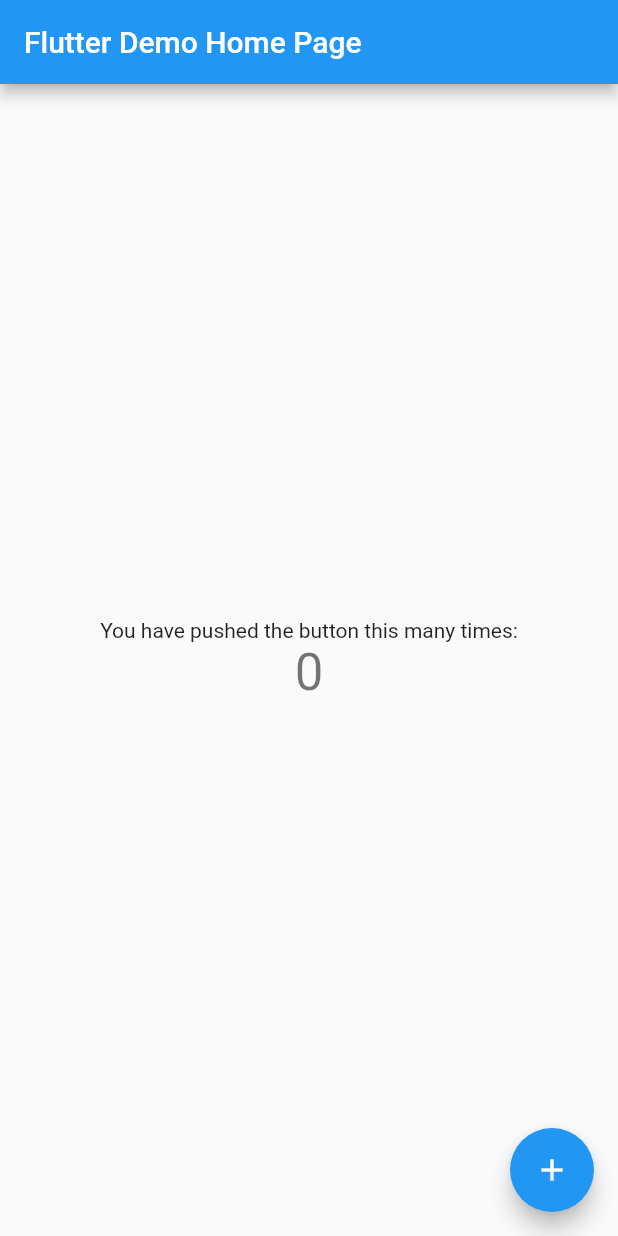
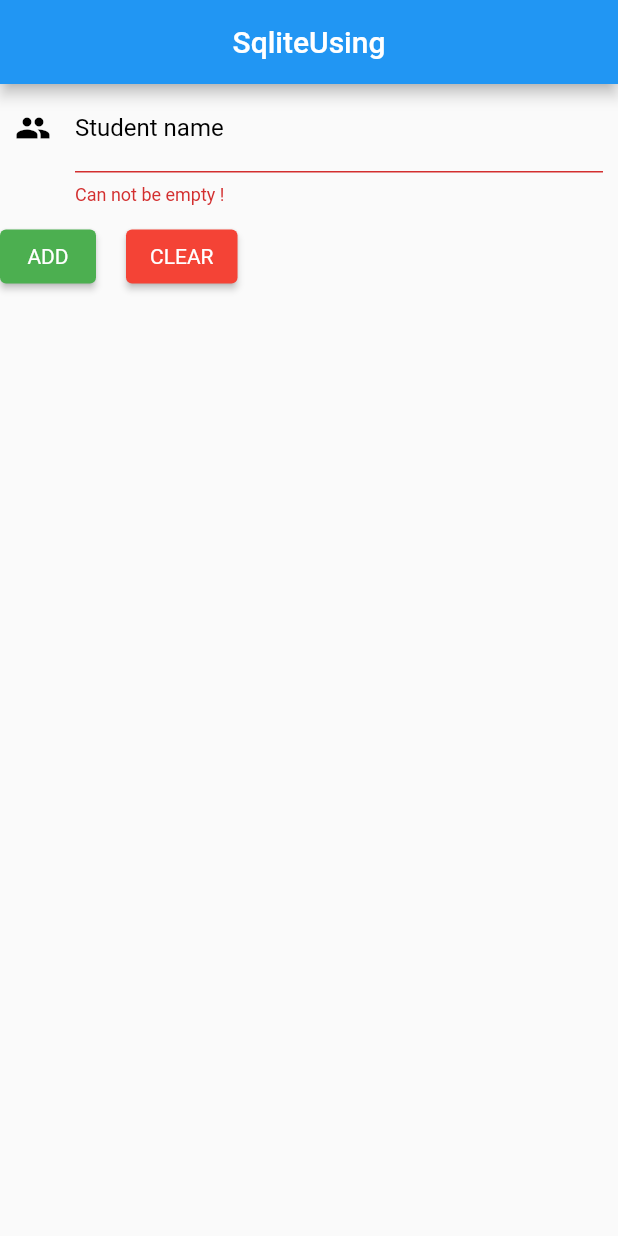
Before and after one commit to codecikoi/sqlite_using_demo, a Flutter app: the screen it shows after launch, on a phone screen of 412 x 824 dp. Run offline on Flutter 3.47's test engine with Material 2 defaults, Android fonts, the phone set to English and light mode, and no system bars.

Commit message:
prepared for using SQLITE

```diff
--- a/analysis_options.yaml
+++ b/analysis_options.yaml
@@ -7,7 +7,6 @@
 
 # The following line activates a set of recommended lints for Flutter apps,
 # packages, and plugins designed to encourage good coding practices.
-include: package:flutter_lints/flutter.yaml
 
 linter:
   # The lint rules applied to this project can be customized in the
--- a/lib/main.dart
+++ b/lib/main.dart
@@ -7,109 +7,116 @@ void main() {
 class MyApp extends StatelessWidget {
   const MyApp({super.key});
 
-  // This widget is the root of your application.
   @override
   Widget build(BuildContext context) {
     return MaterialApp(
-      title: 'Flutter Demo',
-      theme: ThemeData(
-        // This is the theme of your application.
-        //
-        // Try running your application with "flutter run". You'll see the
-        // application has a blue toolbar. Then, without quitting the app, try
-        // changing the primarySwatch below to Colors.green and then invoke
-        // "hot reload" (press "r" in the console where you ran "flutter run",
-        // or simply save your changes to "hot reload" in a Flutter IDE).
-        // Notice that the counter didn't reset back to zero; the application
-        // is not restarted.
-        primarySwatch: Colors.blue,
-      ),
-      home: const MyHomePage(title: 'Flutter Demo Home Page'),
+      debugShowCheckedModeBanner: false,
+      home: SqliteUsing(),
     );
   }
 }
 
-class MyHomePage extends StatefulWidget {
-  const MyHomePage({super.key, required this.title});
-
-  // This widget is the home page of your application. It is stateful, meaning
-  // that it has a State object (defined below) that contains fields that affect
-  // how it looks.
-
-  // This class is the configuration for the state. It holds the values (in this
-  // case the title) provided by the parent (in this case the App widget) and
-  // used by the build method of the State. Fields in a Widget subclass are
-  // always marked "final".
-
-  final String title;
+class SqliteUsing extends StatefulWidget {
+  const SqliteUsing({Key? key}) : super(key: key);
 
   @override
-  State<MyHomePage> createState() => _MyHomePageState();
+  State<SqliteUsing> createState() => _SqliteUsingState();
 }
 
-class _MyHomePageState extends State<MyHomePage> {
-  int _counter = 0;
-
-  void _incrementCounter() {
-    setState(() {
-      // This call to setState tells the Flutter framework that something has
-      // changed in this State, which causes it to rerun the build method below
-      // so that the display can reflect the updated values. If we changed
-      // _counter without calling setState(), then the build method would not be
-      // called again, and so nothing would appear to happen.
-      _counter++;
-    });
-  }
+class _SqliteUsingState extends State<SqliteUsing> {
+  final GlobalKey<FormState> _formStateKey = GlobalKey<FormState>();
+  final _studentNameController = TextEditingController();
 
   @override
   Widget build(BuildContext context) {
-    // This method is rerun every time setState is called, for instance as done
-    // by the _incrementCounter method above.
-    //
-    // The Flutter framework has been optimized to make rerunning build methods
-    // fast, so that you can just rebuild anything that needs updating rather
-    // than having to individually change instances of widgets.
     return Scaffold(
-      appBar: AppBar(
-        // Here we take the value from the MyHomePage object that was created by
-        // the App.build method, and use it to set our appbar title.
-        title: Text(widget.title),
-      ),
-      body: Center(
-        // Center is a layout widget. It takes a single child and positions it
-        // in the middle of the parent.
-        child: Column(
-          // Column is also a layout widget. It takes a list of children and
-          // arranges them vertically. By default, it sizes itself to fit its
-          // children horizontally, and tries to be as tall as its parent.
-          //
-          // Invoke "debug painting" (press "p" in the console, choose the
-          // "Toggle Debug Paint" action from the Flutter Inspector in Android
-          // Studio, or the "Toggle Debug Paint" command in Visual Studio Code)
-          // to see the wireframe for each widget.
-          //
-          // Column has various properties to control how it sizes itself and
-          // how it positions its children. Here we use mainAxisAlignment to
-          // center the children vertically; the main axis here is the vertical
-          // axis because Columns are vertical (the cross axis would be
-          // horizontal).
-          mainAxisAlignment: MainAxisAlignment.center,
-          children: <Widget>[
-            const Text(
-              'You have pushed the button this many times:',
+        appBar: AppBar(
+          title: Text('SqliteUsing'),
+          centerTitle: true,
+        ),
+        body: Column(
+          children: [
+            Form(
+              key: _formStateKey,
+              autovalidateMode: AutovalidateMode.always,
+              child: Column(
+                children: [
+                  Padding(
+                    padding: EdgeInsets.only(
+                      left: 10,
+                      right: 10,
+                      bottom: 10,
+                    ),
+                    child: TextFormField(
+                      validator: (value) {
+                        if (value == null) {
+                          return 'Please enter student name';
+                        }
+                        if (value.trim() == "") return 'Can not be empty !';
+                        return null;
+                      },
+                      onSaved: (value) {},
+                      controller: _studentNameController,
+                      decoration: InputDecoration(
+                        focusedBorder: UnderlineInputBorder(
+                          borderSide: BorderSide(
+                            color: Colors.greenAccent,
+                            width: 2.0,
+                            style: BorderStyle.solid,
+                          ),
+                        ),
+                        labelText: 'Student name',
+                        icon: Icon(
+                          Icons.people,
+                          color: Colors.black,
+                        ),
+                        fillColor: Colors.white,
+                        labelStyle: TextStyle(
+                          color: Colors.black,
+                        ),
+                      ),
+                    ),
+                  ),
+                ],
+              ),
             ),
-            Text(
-              '$_counter',
-              style: Theme.of(context).textTheme.headline4,
+            Row(
+              mainAxisAlignment: MainAxisAlignment.center,
+              children: [
+                ElevatedButton(
+                  style: ElevatedButton.styleFrom(
+                    backgroundColor: Colors.green,
+                    textStyle: TextStyle(
+                      color: Colors.white,
+                    ),
+                  ),
+                  onPressed: () {},
+                  child: Text(
+                    'add'.toUpperCase(),
+                  ),
+                ),
+                Padding(padding: EdgeInsets.all(10.0)),
+                ElevatedButton(
+                  style: ElevatedButton.styleFrom(
+                    backgroundColor: Colors.red,
+                    textStyle: TextStyle(
+                      color: Colors.white,
+                    ),
+                  ),
+                  onPressed: () {},
+                  child: Text(
+                    'clear'.toUpperCase(),
+                  ),
+                ),
+                Divider(
+                  height: 5.0,
+                ),
+                Expanded(
+                  child: Container(),
+                ),
+              ],
             ),
           ],
-        ),
-      ),
-      floatingActionButton: FloatingActionButton(
-        onPressed: _incrementCounter,
-        tooltip: 'Increment',
-        child: const Icon(Icons.add),
-      ), // This trailing comma makes auto-formatting nicer for build methods.
-    );
+        ));
   }
 }
--- a/pubspec.yaml
+++ b/pubspec.yaml
@@ -35,7 +35,8 @@ dependencies:
 
   # The following adds the Cupertino Icons font to your application.
   # Use with the CupertinoIcons class for iOS style icons.
-  cupertino_icons: ^1.0.2
+  cupertino_icons: ^1.0.5
+  sqflite: ^2.1.0+1
 
 dev_dependencies:
   flutter_test:
@@ -46,7 +47,6 @@ dev_dependencies:
   # activated in the `analysis_options.yaml` file located at the root of your
   # package. See that file for information about deactivating specific lint
   # rules and activating additional ones.
-  flutter_lints: ^2.0.0
 
 # For information on the generic Dart part of this file, see the
 # following page: https://dart.dev/tools/pub/pubspec
```
Also changed, not shown: pubspec.lock.
